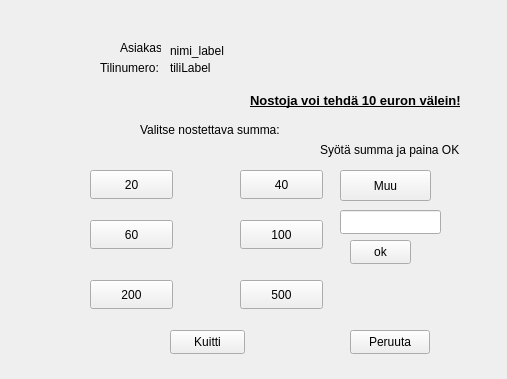
First picture: the form in frontend/nostosummawindow.ui, repository 22kmo-project/group_1, before the edit.
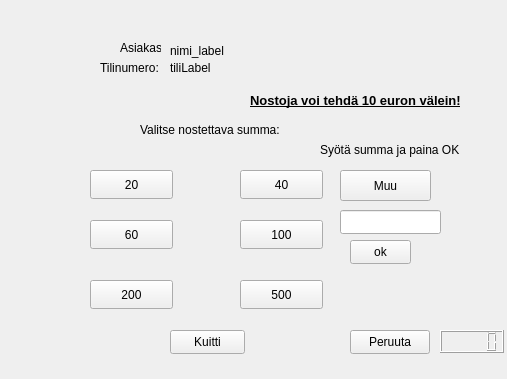
Second picture: the form after the edit.

```diff
--- a/frontend/nostosummawindow.ui
+++ b/frontend/nostosummawindow.ui
@@ -282,6 +282,16 @@
     <string>ok</string>
    </property>
   </widget>
+  <widget class="QLCDNumber" name="timer">
+   <property name="geometry">
+    <rect>
+     <x>440</x>
+     <y>330</y>
+     <width>64</width>
+     <height>23</height>
+    </rect>
+   </property>
+  </widget>
  </widget>
  <resources/>
  <connections/>
```
